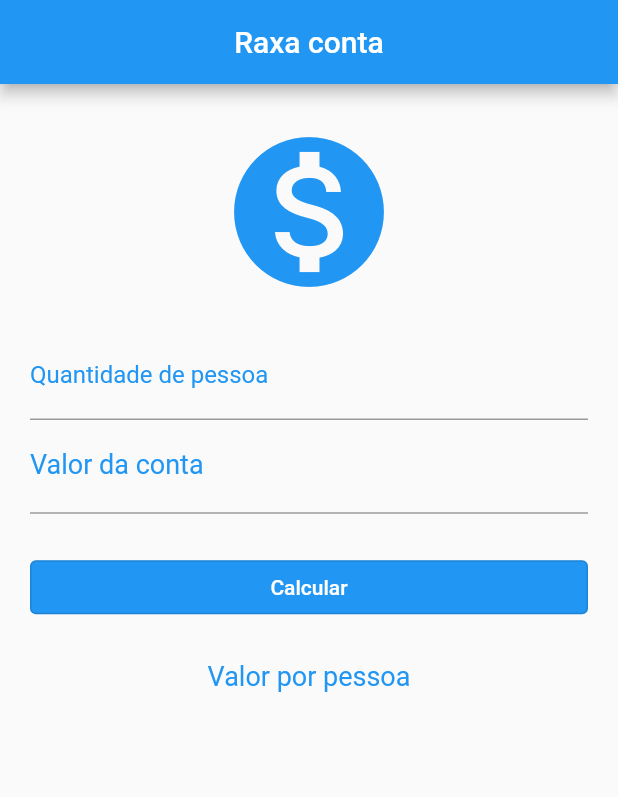
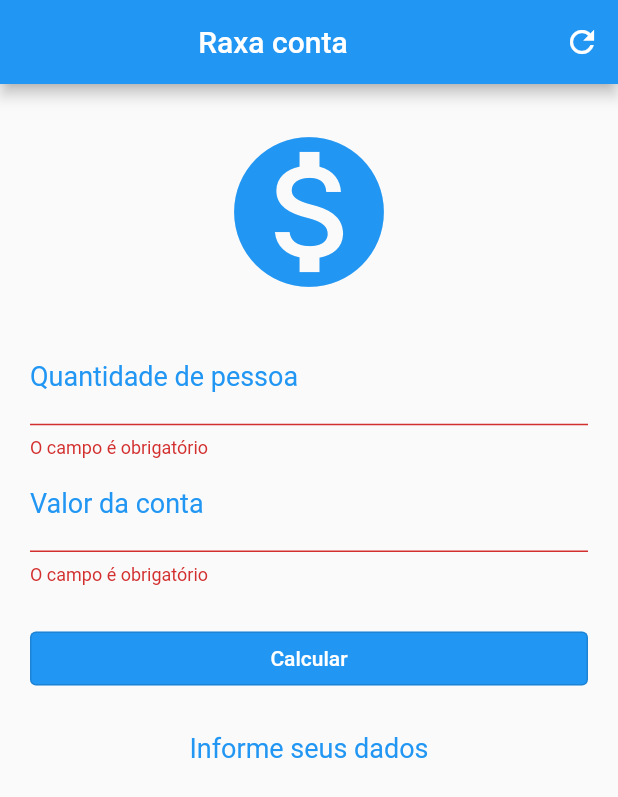
Before and after one commit to treinaweb/treinaweb-flutter-fundamentos, a Flutter app: the screen it shows after launch, after a tap on "Calcular", on a phone screen of 412 x 824 dp. Shown: the top 797 px of the screen. Run offline on Flutter 3.47's test engine with Material 2 defaults, Android fonts, the phone set to English and light mode, and no system bars.

```diff
--- a/lib/main.dart
+++ b/lib/main.dart
@@ -17,15 +17,54 @@ class HomePage extends StatefulWidget {
 }
 
 class _HomePageState extends State<HomePage> {
+  var quantidadePessoaController = TextEditingController();
+  var valorContaController = TextEditingController();
+  var valorPorPessoa = "Informe seus dados";
+  var formKey = GlobalKey<FormState>();
+
+  void calcular() {
+    double quantidadePessoa = double.parse(quantidadePessoaController.text);
+    double valorDaConta = double.parse(valorContaController.text);
+    double resultado = valorDaConta / quantidadePessoa;
+    setState(() {
+      valorPorPessoa = "O valor por pessoa é $resultado";
+    });
+  }
+
+  void clear() {
+    setState(() {
+      valorPorPessoa = "Informe seus dados";
+      quantidadePessoaController.text = '';
+      valorContaController.text = '';
+    });
+  }
+
+  String? validator(String? value) {
+    if (value?.isEmpty ?? false) {
+      return "O campo é obrigatório";
+    } else {
+      return null;
+    }
+  }
+
   @override
   Widget build(BuildContext context) {
     return Scaffold(
       appBar: AppBar(
         title: const Center(child: Text("Raxa conta")),
+        actions: [
+          IconButton(
+              onPressed: () {
+                clear();
+              },
+              icon: const Icon(Icons.refresh_outlined))
+        ],
       ),
       body: SingleChildScrollView(
         child: Padding(
           padding: const EdgeInsets.symmetric(horizontal: 20),
+          child: Form(
+            key: formKey,
             child: Column(
               children: [
                 const Padding(
@@ -37,14 +76,27 @@ class _HomePageState extends State<HomePage> {
                   ),
                 ),
                 TextFormField(
+                  controller: quantidadePessoaController,
                   keyboardType: TextInputType.number,
+                  validator: (value) {
+                    return validator(value);
+                  },
                   decoration: const InputDecoration(
                     labelText: "Quantidade de pessoa",
                     labelStyle: TextStyle(color: Colors.blue),
                   ),
+                  textAlign: TextAlign.center,
+                  style: const TextStyle(
+                    color: Colors.blue,
+                    fontSize: 18,
+                  ),
                 ),
                 TextFormField(
+                  controller: valorContaController,
                   keyboardType: TextInputType.number,
+                  validator: (value) {
+                    return validator(value);
+                  },
                   decoration: const InputDecoration(
                     labelText: "Valor da conta",
                     labelStyle: TextStyle(color: Colors.blue),
@@ -60,7 +112,12 @@ class _HomePageState extends State<HomePage> {
                   child: SizedBox(
                     width: MediaQuery.of(context).size.width,
                     child: OutlinedButton(
-                    onPressed: () {},
+                      onPressed: () {
+                        var isValid = formKey.currentState?.validate() ?? false;
+                        if (isValid) {
+                          calcular();
+                        }
+                      },
                       child: const Text(
                         "Calcular",
                         style: TextStyle(
@@ -73,10 +130,10 @@ class _HomePageState extends State<HomePage> {
                     ),
                   ),
                 ),
-              const Text(
-                "Valor por pessoa",
+                Text(
+                  valorPorPessoa,
                   textAlign: TextAlign.center,
-                style: TextStyle(
+                  style: const TextStyle(
                     color: Colors.blue,
                     fontSize: 18,
                   ),
@@ -85,6 +142,7 @@ class _HomePageState extends State<HomePage> {
             ),
           ),
         ),
+      ),
     );
   }
 }
```
Lines whose indentation alone changed are shown as unchanged.
